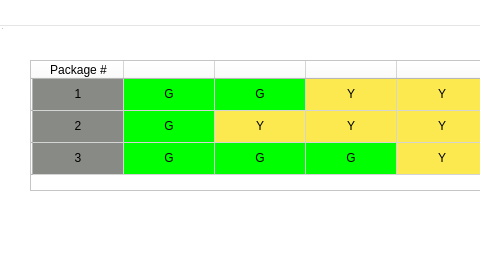
The window that stl_experiment_ui/user_interface/common_dashboard.ui (alapkshirsagar/handovers_kinova_gen3) describes before a commit, drawn with Qt 5; both pictures show x 0 to 480 and y 0 to 260 of the 960 by 260 pixel window.
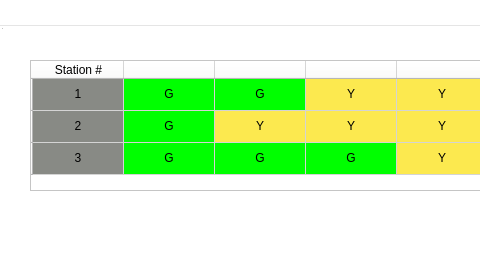
The same window after the commit.

The edit to the form file:
```diff
--- a/stl_experiment_ui/user_interface/common_dashboard.ui
+++ b/stl_experiment_ui/user_interface/common_dashboard.ui
@@ -515,7 +515,7 @@
    </row>
    <column>
     <property name="text">
-     <string>Package #</string>
+     <string>Station #</string>
     </property>
    </column>
    <column>
```
